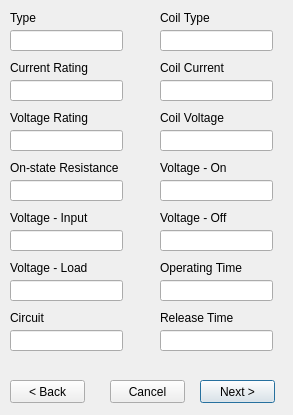
Old version of the form AltiumPartsDB/electromechanical_dlg.ui in the repository fierst/parts-db-editor.
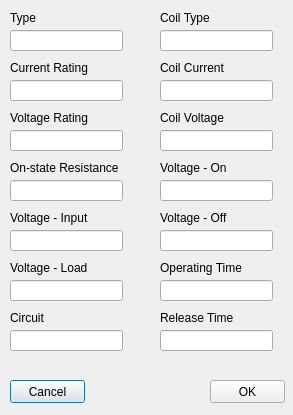
New version of the form.

```diff
--- a/AltiumPartsDB/electromechanical_dlg.ui
+++ b/AltiumPartsDB/electromechanical_dlg.ui
@@ -335,23 +335,10 @@
     </rect>
    </property>
   </widget>
-  <widget class="QPushButton" name="btn_next">
-   <property name="geometry">
-    <rect>
-     <x>200</x>
-     <y>380</y>
-     <width>75</width>
-     <height>23</height>
-    </rect>
-   </property>
-   <property name="text">
-    <string>Next &gt;</string>
-   </property>
-  </widget>
   <widget class="QPushButton" name="btn_cancel">
    <property name="geometry">
     <rect>
-     <x>110</x>
+     <x>10</x>
      <y>380</y>
      <width>75</width>
      <height>23</height>
@@ -364,14 +351,14 @@
   <widget class="QPushButton" name="btn_back">
    <property name="geometry">
     <rect>
-     <x>10</x>
+     <x>210</x>
      <y>380</y>
      <width>75</width>
      <height>23</height>
     </rect>
    </property>
    <property name="text">
-    <string>&lt; Back</string>
+    <string>OK</string>
    </property>
   </widget>
  </widget>
```
Left out of the diff: 26 changed lines with no effect on the pictures.
